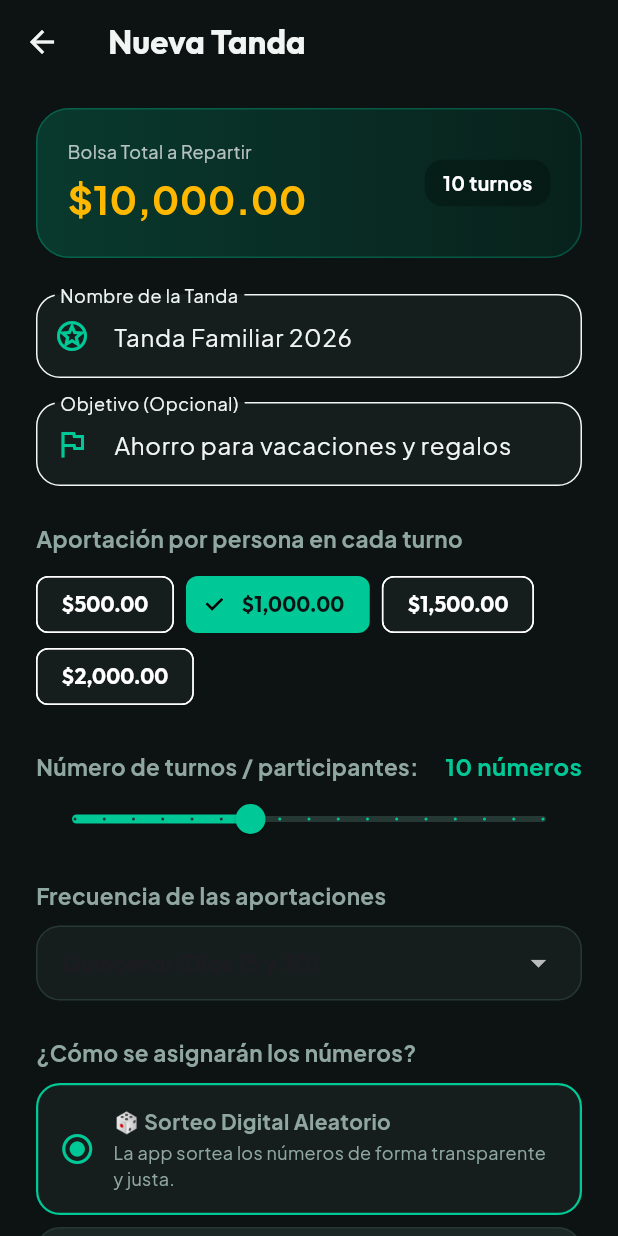
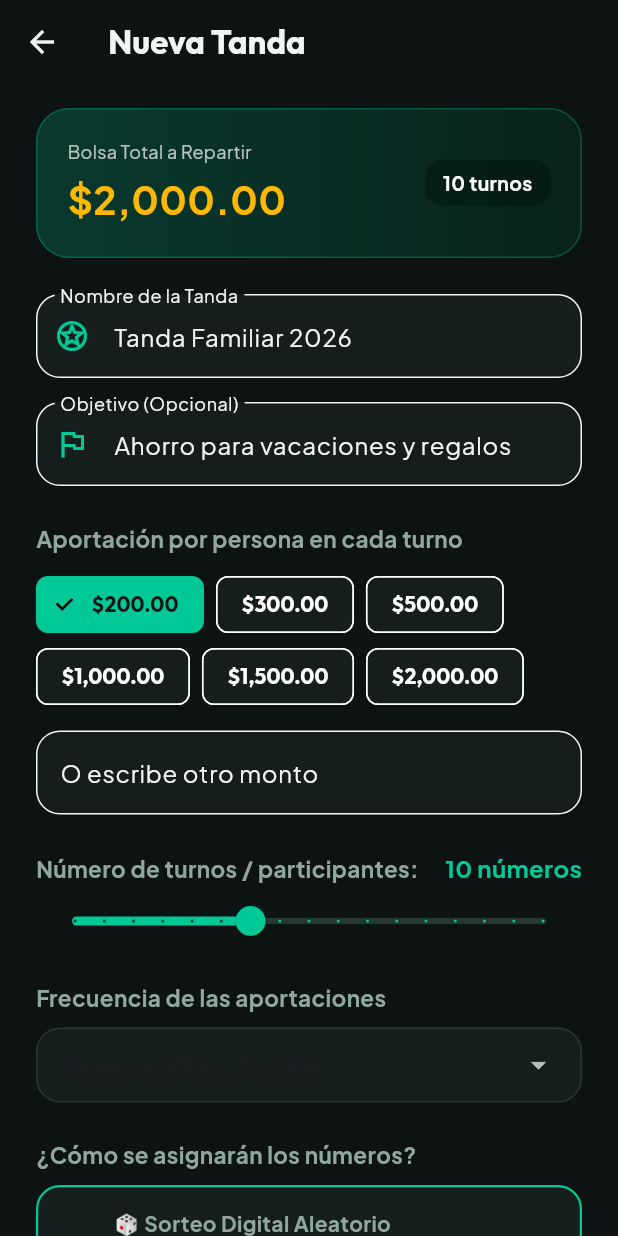
Before and after one commit to Epigibson/tandas-frontend, a Flutter app: the CreateTandaScreen screen opened directly, on a phone screen of 412 x 824 dp. Run offline on Flutter 3.47's test engine with Material 3 defaults, Android fonts, the phone set to English and light mode, and no system bars; our stand-ins replace dio, flutter_animate, flutter_riverpod, google_fonts, image_picker, shared_preferences; accounts and stored records are empty.

Commit message:
feat: adjust contribution amounts starting from 00 MXN with quick chips and custom input

```diff
--- a/lib/features/tanda_creator/presentation/screens/create_tanda_screen.dart
+++ b/lib/features/tanda_creator/presentation/screens/create_tanda_screen.dart
@@ -18,13 +18,13 @@ class _CreateTandaScreenState extends ConsumerState<CreateTandaScreen> {
   final _descriptionController = TextEditingController(text: 'Ahorro para vacaciones y regalos');
   final _customAmountController = TextEditingController();
 
-  double _selectedAmount = 1000.0;
+  double _selectedAmount = 200.0;
   int _totalSlots = 10;
   String _selectedFrequency = 'quincenal';
   String _selectedAssignment = 'draw';
   bool _isLoading = false;
 
-  final List<double> _quickAmounts = [500.0, 1000.0, 1500.0, 2000.0];
+  final List<double> _quickAmounts = [200.0, 300.0, 500.0, 1000.0, 1500.0, 2000.0];
 
   final Map<String, String> _frequencyLabels = {
     'semanal': 'Semanal (7 días)',
@@ -303,6 +303,29 @@ class _CreateTandaScreenState extends ConsumerState<CreateTandaScreen> {
                     );
                   }).toList(),
                 ),
+                const SizedBox(height: 12),
+                TextFormField(
+                  controller: _customAmountController,
+                  keyboardType: TextInputType.number,
+                  decoration: InputDecoration(
+                    labelText: 'O escribe otro monto',
+                    hintText: 'Mínimo \$200 MXN',
+                    prefixText: '\$ ',
+                    prefixStyle: const TextStyle(fontWeight: FontWeight.bold, color: AppColors.primary),
+                    filled: true,
+                    fillColor: AppColors.darkSurface,
+                    border: OutlineInputBorder(
+                      borderRadius: BorderRadius.circular(16),
+                      borderSide: const BorderSide(color: AppColors.darkBorder),
+                    ),
+                  ),
+                  onChanged: (val) {
+                    final parsed = double.tryParse(val.replaceAll(RegExp(r'[^0-9.]'), ''));
+                    if (parsed != null && parsed >= 200) {
+                      setState(() => _selectedAmount = parsed);
+                    }
+                  },
+                ),
                 const SizedBox(height: 24),
 
                 // Número de Turnos (Participantes)
```
